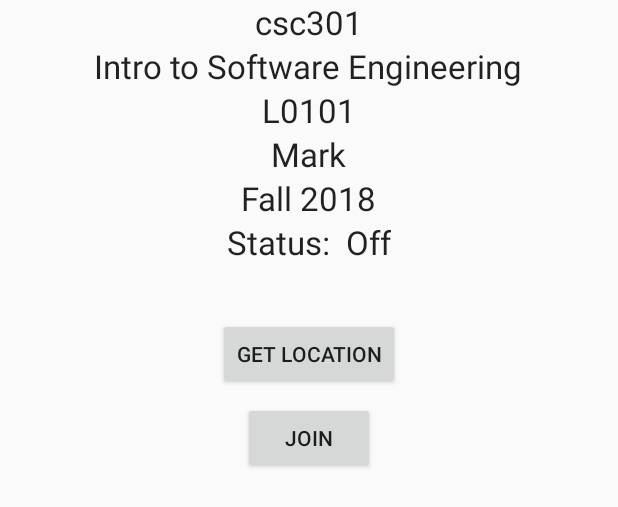
After one commit to startbin90/CSC301-AnonClass, an Android app: the layout fragment_class_starter.xml on its own in the app's theme, with its tools: preview values and no code run, on a phone screen of 412 x 824 dp. The commit adds this screen. Shown: the top 507 px of the screen. Run offline under Robolectric (Android 15) with nearby library versions, the phone set to English and light mode, and no system bars.

Commit message:
add classStarterFragment which is used to open/enter a class

```diff
--- a/AnonClass/app/src/main/AndroidManifest.xml
+++ b/AnonClass/app/src/main/AndroidManifest.xml
@@ -26,7 +26,7 @@
         <activity
             android:name=".AnonClassActivity"
             android:label="@string/title_activity_anon_class" />
-        <activity android:name=".registerActivity"></activity>
+        <activity android:name=".registerActivity" />
     </application>
 
 </manifest>
--- /dev/null
+++ b/AnonClass/app/src/main/res/layout/fragment_class_starter.xml
@@ -0,0 +1,98 @@
+<?xml version="1.0" encoding="utf-8"?>
+<android.support.constraint.ConstraintLayout xmlns:android="http://schemas.android.com/apk/res/android"
+    xmlns:app="http://schemas.android.com/apk/res-auto"
+    xmlns:tools="http://schemas.android.com/tools"
+    android:layout_width="match_parent"
+    android:layout_height="match_parent"
+    tools:context=".AnonClassActivity">
+
+    <LinearLayout
+        android:id="@+id/linearLayout"
+        android:layout_width="match_parent"
+        android:layout_height="wrap_content"
+        android:gravity="center"
+        android:orientation="vertical"
+        app:layout_constraintEnd_toEndOf="parent"
+        app:layout_constraintStart_toStartOf="parent"
+        app:layout_constraintTop_toTopOf="parent">
+
+        <TextView
+            android:id="@+id/course"
+            android:layout_width="wrap_content"
+            android:layout_height="wrap_content"
+            android:text="csc301"
+            android:textAppearance="@style/Base.TextAppearance.AppCompat.Large" />
+
+        <TextView
+            android:id="@+id/course_name"
+            android:layout_width="wrap_content"
+            android:layout_height="wrap_content"
+            android:text="Intro to Software Engineering"
+            android:textAppearance="@style/Base.TextAppearance.AppCompat.Large" />
+
+        <TextView
+            android:id="@+id/section"
+            android:layout_width="wrap_content"
+            android:layout_height="wrap_content"
+            android:text="L0101"
+            android:textAppearance="@style/Base.TextAppearance.AppCompat.Large" />
+
+        <TextView
+            android:id="@+id/instructor"
+            android:layout_width="wrap_content"
+            android:layout_height="wrap_content"
+            android:text="Mark"
+            android:textAppearance="@style/Base.TextAppearance.AppCompat.Large" />
+
+        <TextView
+            android:id="@+id/time"
+            android:layout_width="wrap_content"
+            android:layout_height="wrap_content"
+            android:text="Fall 2018"
+            android:textAppearance="@style/Base.TextAppearance.AppCompat.Large" />
+
+        <LinearLayout
+            android:layout_width="match_parent"
+            android:layout_height="wrap_content"
+            android:gravity="center"
+            android:orientation="horizontal">
+
+            <TextView
+                android:id="@+id/text_status"
+                android:layout_width="wrap_content"
+                android:layout_height="wrap_content"
+                android:text="Status:  "
+                android:textAppearance="@style/Base.TextAppearance.AppCompat.Large" />
+
+            <TextView
+                android:id="@+id/status"
+                android:layout_width="wrap_content"
+                android:layout_height="wrap_content"
+                android:text="Off"
+                android:textAppearance="@style/Base.TextAppearance.AppCompat.Large" />
+        </LinearLayout>
+
+
+    </LinearLayout>
+
+    <Button
+        android:id="@+id/location"
+        android:layout_width="wrap_content"
+        android:layout_height="wrap_content"
+        android:layout_marginTop="36dp"
+        android:text="Get Location"
+        app:layout_constraintEnd_toEndOf="parent"
+        app:layout_constraintStart_toStartOf="parent"
+        app:layout_constraintTop_toBottomOf="@+id/linearLayout" />
+
+    <Button
+        android:id="@+id/start"
+        android:layout_width="wrap_content"
+        android:layout_height="wrap_content"
+        android:layout_marginTop="8dp"
+        android:text="Join"
+        app:layout_constraintEnd_toEndOf="parent"
+        app:layout_constraintStart_toStartOf="parent"
+        app:layout_constraintTop_toBottomOf="@+id/location" />
+
+</android.support.constraint.ConstraintLayout>
```
Also changed, not shown: AnonClass/app/src/main/java/edu/toronto/csc301/anonclass/AnonClassActivity.java (+14 -6 lines), AnonClass/app/src/main/java/edu/toronto/csc301/anonclass/ClassStarterFragment.java (added, +170 -0 lines).
